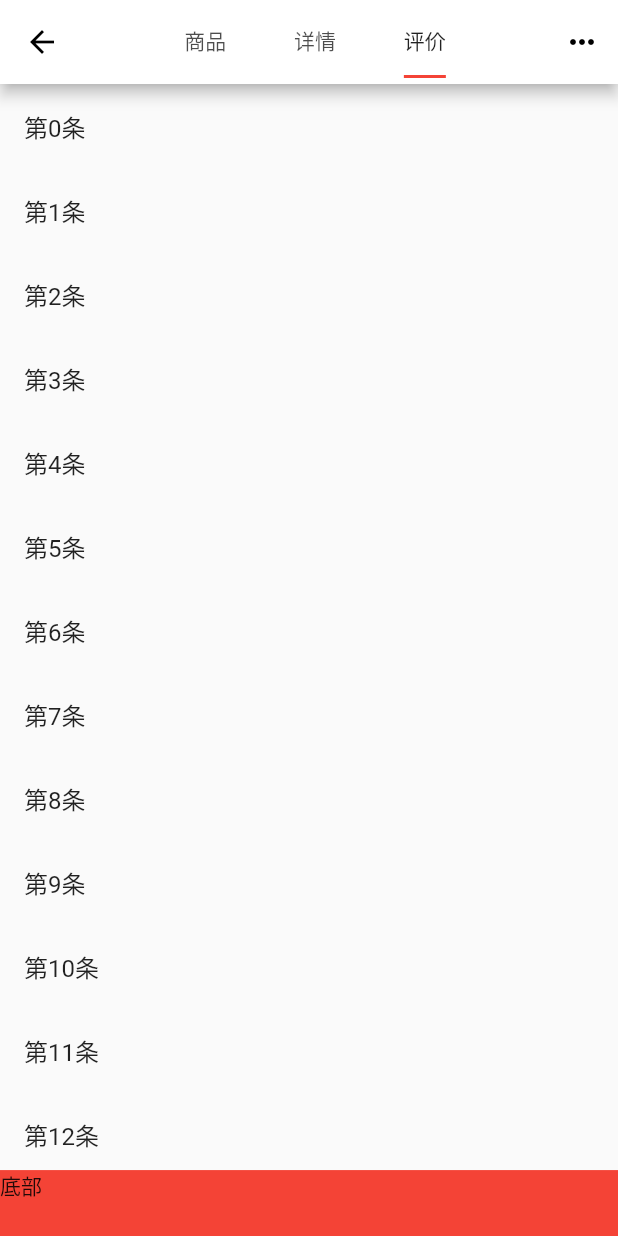
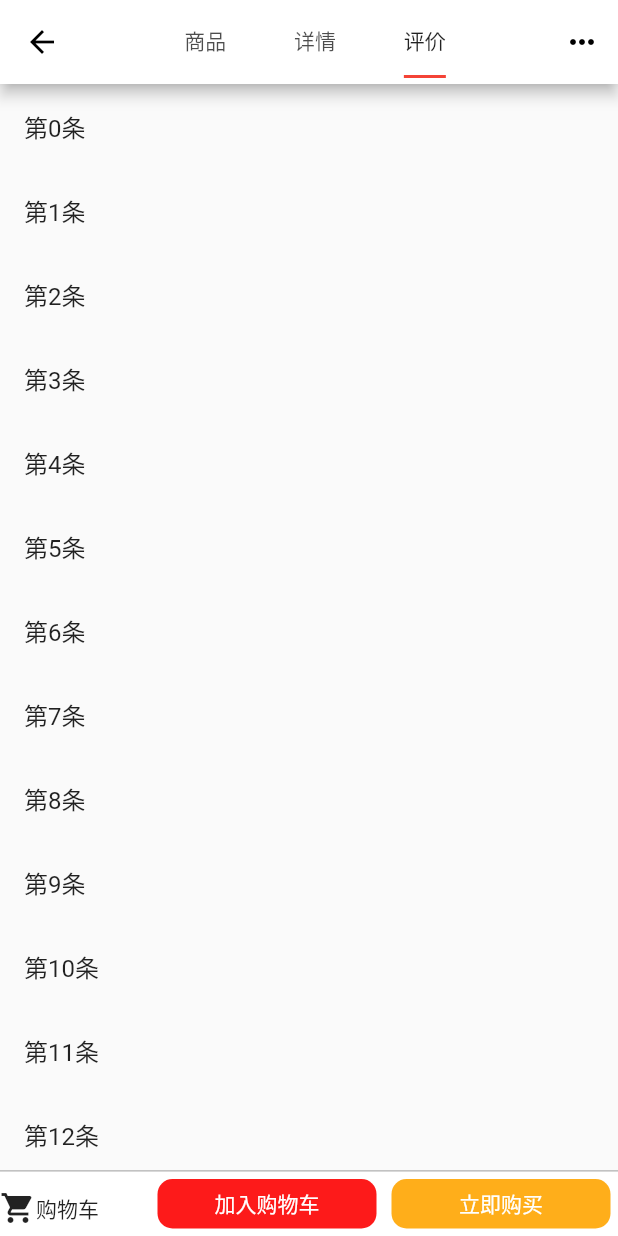
Before and after one commit to yanjiepeng/FlutterJDshop, a Flutter app: the ProductContent screen opened directly, tab 3 chosen, on a phone screen of 412 x 824 dp. Run offline on Flutter 3.47's test engine with Material 2 defaults, Android fonts, the light colour scheme and no system bars; our stand-ins replace bloc, dio, equatable, flutter_screenutil, flutter_swiper, shared_preferences; accounts and stored records are empty; network calls fail; statements that could not run were skipped.

Commit message:
商品内容详情 底部菜单

```diff
--- a/myjd/lib/pages/ProductContent.dart
+++ b/myjd/lib/pages/ProductContent.dart
@@ -4,6 +4,7 @@ import 'package:myjd/common/ScreenAdapter.dart';
 import 'ProductContent/ProductContentFirst.dart';
 import 'ProductContent/ProductContentSecond.dart';
 import 'ProductContent/ProductContentThird.dart';
+import 'package:myjd/widet/JdButton.dart';
 
 class ProductContent extends StatefulWidget {
   final Map arguments;
@@ -88,8 +89,40 @@ class _ProductContentState extends State<ProductContent> {
                 height: ScreenAdapter.width(80),
                 bottom: 0,
                 child: Container(
-                  color: Colors.red,
-                  child: Text("底部"),
+                  decoration: BoxDecoration(
+                    border: Border(
+                        top: BorderSide(color: Colors.black26, width: 1)),
+                    color: Colors.white,
+                  ),
+                  child: Row(
+                    children: <Widget>[
+                      Container(
+                        padding: EdgeInsets.only(top: ScreenAdapter.height(10)),
+                        width: 100,
+                        height: ScreenAdapter.height(88),
+                        child: Row(
+                          children: <Widget>[
+                            Icon(Icons.shopping_cart),
+                            Text("购物车")
+                          ],
+                        ),
+                      ),
+                      Expanded(
+                        flex: 1,
+                        child: JdButton(
+                            color: Color.fromRGBO(253, 1, 0, 0.9),
+                            text: '加入购物车',
+                            cb: () => print('加入购物车')),
+                      ),
+                      Expanded(
+                        flex: 1,
+                        child: JdButton(
+                            color: Color.fromRGBO(255, 165, 0, 0.9),
+                            text: '立即购买',
+                            cb: () => print('立即购买')),
+                      )
+                    ],
+                  ),
                 ),
               )
             ],
--- /dev/null
+++ b/myjd/lib/widet/JdButton.dart
@@ -0,0 +1,33 @@
+import 'package:flutter/material.dart';
+import 'package:myjd/common/ScreenAdapter.dart';
+
+class JdButton extends StatelessWidget {
+
+  final Color color;
+  final String text;
+  final Object cb;
+  JdButton({Key key,this.color=Colors.black,this.text="按钮",this.cb=null}) : super(key: key);
+
+  @override
+  Widget build(BuildContext context) {
+    ScreenAdapter.init(context);
+    return InkWell(
+      onTap: this.cb,
+      child: Container(
+        margin: EdgeInsets.all(5),
+        padding: EdgeInsets.all(5),
+        height: ScreenAdapter.height(68),
+        width: double.infinity,
+        decoration: BoxDecoration(
+            color: color,
+            borderRadius: BorderRadius.circular(10)),
+        child: Center(
+          child: Text(
+            "${text}",
+            style: TextStyle(color: Colors.white),
+          ),
+        ),
+      ),
+    );
+  }
+}
```
Also changed, not shown: myjd/lib/pages/ProductContent/ProductContentFirst.dart (+90 -2 lines).
